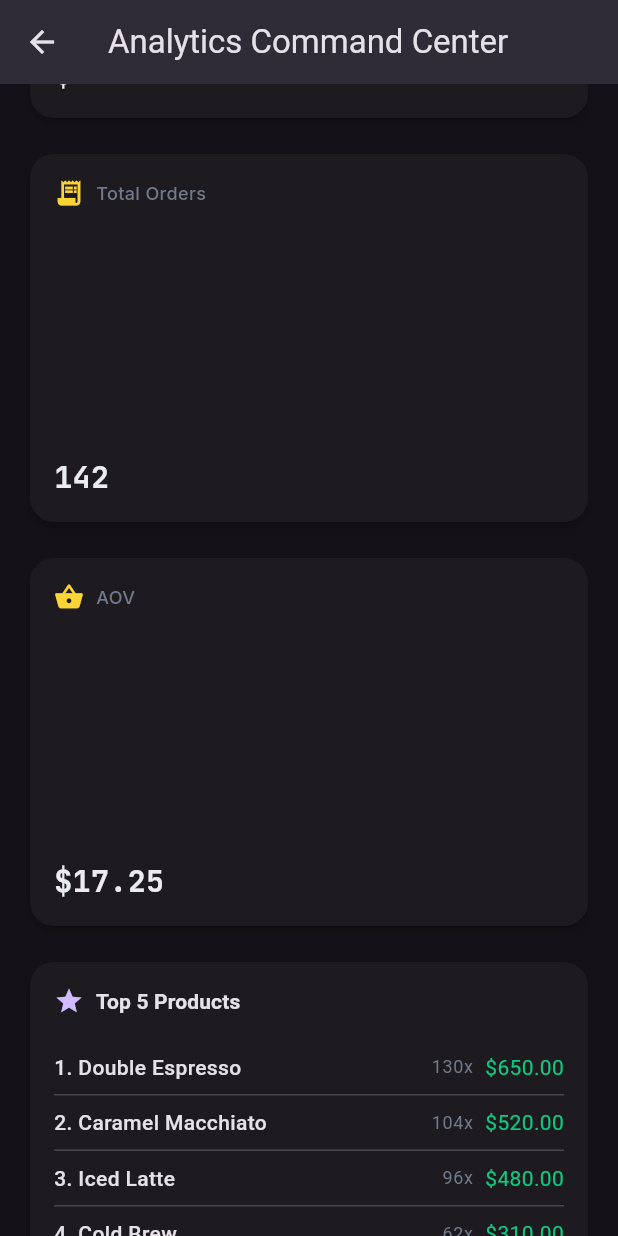
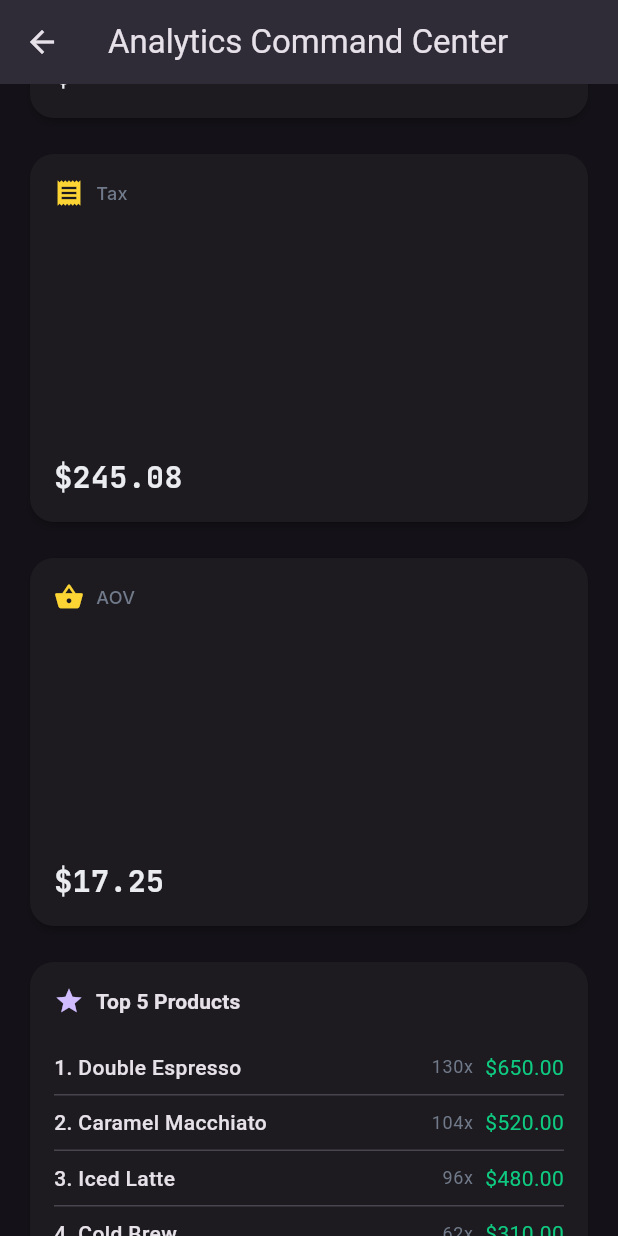
Before and after one commit to Herodot0s/Vee-Brew-POS, a Flutter app: the AnalyticsManagementView screen opened directly, scrolled down 576 dp, on a phone screen of 412 x 824 dp. Run offline on Flutter 3.47's test engine with Material 3 defaults, Android fonts, the phone set to English and light mode, and no system bars; our stand-ins replace drift, equatable, flutter_riverpod, google_fonts, riverpod_annotation; accounts and stored records are empty; generated files the repository leaves out were written again; statements that could not run were skipped.

Commit message:
fix(04): replace Total Orders with Tax and use TimeRangeSelector component

```diff
--- a/lib/widgets/analytics/analytics_management_view.dart
+++ b/lib/widgets/analytics/analytics_management_view.dart
@@ -1,4 +1,3 @@
-// lib/widgets/analytics/analytics_management_view.dart
 import 'package:flutter/material.dart';
 import 'package:flutter_riverpod/flutter_riverpod.dart';
 import '../../providers/mock_analytics_provider.dart';
@@ -6,6 +5,7 @@ import '../admin/metric_tile.dart';
 import 'components/top_products_card.dart';
 import 'components/payment_methods_card.dart';
 import 'components/peak_hours_card.dart';
+import 'components/time_range_selector.dart';
 import '../../theme/binance_theme.dart';
 
 class AnalyticsManagementView extends ConsumerWidget {
@@ -29,12 +29,7 @@ class AnalyticsManagementView extends ConsumerWidget {
                   children: [
                     const Text('Time Range: ', style: TextStyle(fontWeight: FontWeight.bold)),
                     const SizedBox(width: 8),
-                    // Placeholder for TimeRangeSelector if not fully functional
-                    DropdownButton<String>(
-                      value: 'Today',
-                      items: ['Today', 'This Week', 'This Month'].map((s) => DropdownMenuItem(value: s, child: Text(s))).toList(),
-                      onChanged: (_) {},
-                    ),
+                    const TimeRangeSelector(),
                   ],
                 ),
               ),
@@ -61,9 +56,9 @@ class AnalyticsManagementView extends ConsumerWidget {
                     icon: Icons.account_balance_wallet,
                   ),
                   MetricTile(
-                    label: 'Total Orders',
-                    value: summary.totalOrders.toString(),
-                    icon: Icons.receipt_long,
+                    label: 'Tax',
+                    value: '\$${summary.taxCollected.toStringAsFixed(2)}',
+                    icon: Icons.receipt,
                     color: BinanceTheme.primary,
                   ),
                   MetricTile(
```
